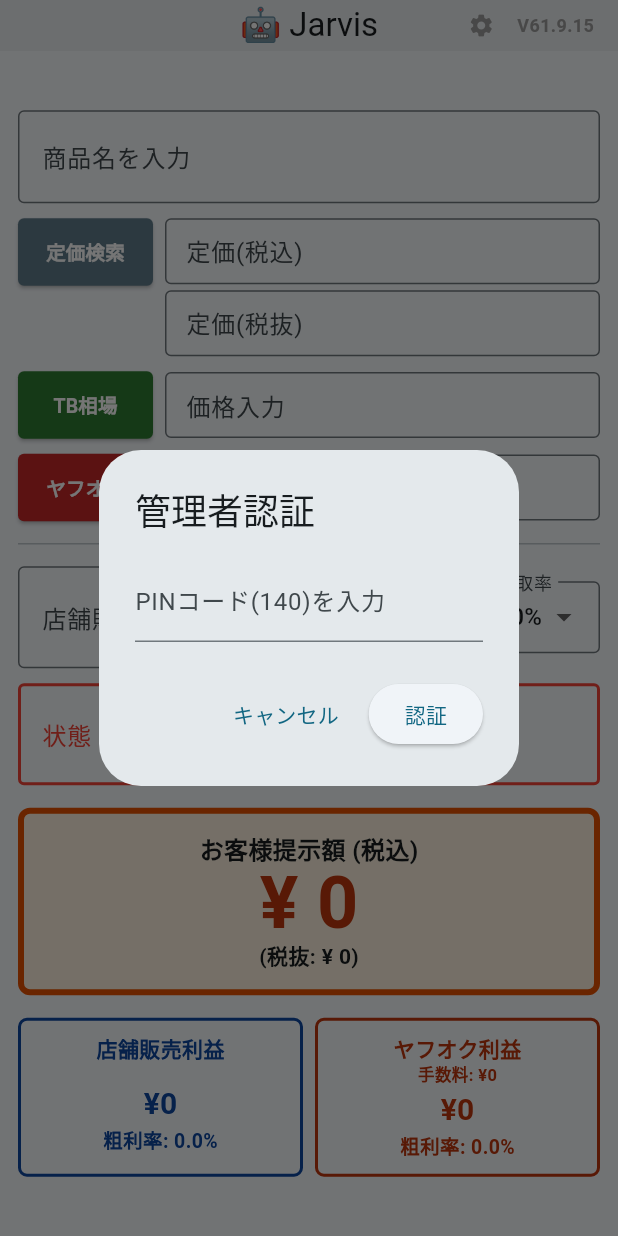
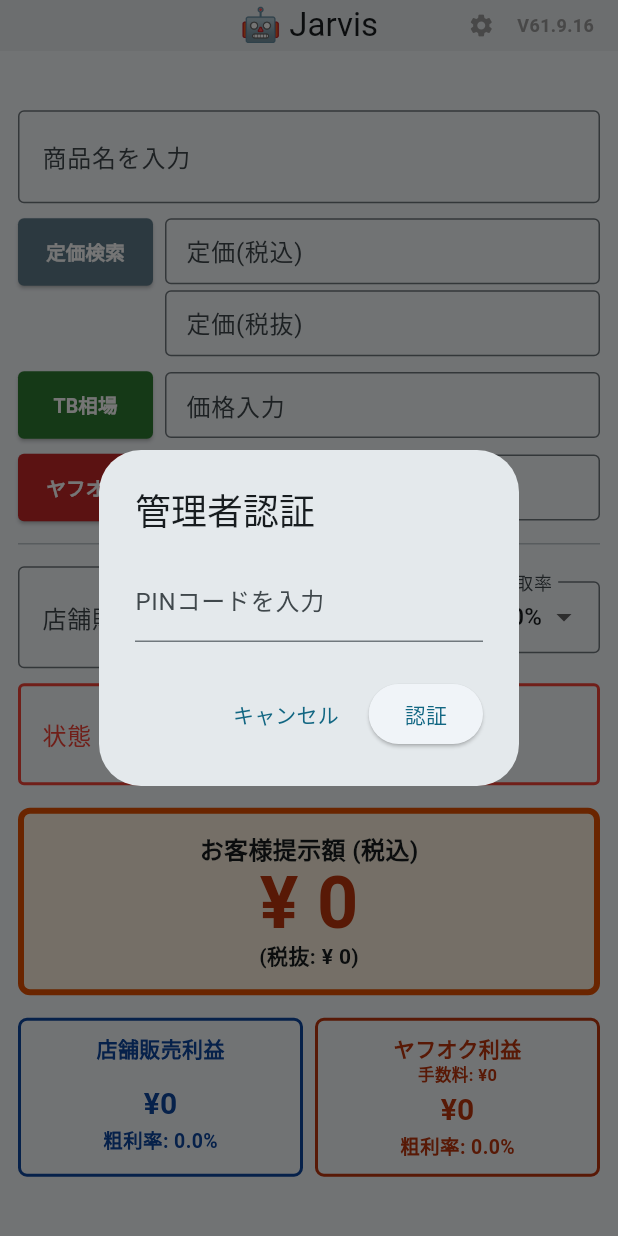
Before and after one commit to kkjarvis3166-debug/jarvis-app, a Flutter app: the screen it shows after launch, after a tap on the "settings" icon, on a phone screen of 412 x 824 dp. Run offline on Flutter 3.47's test engine with Material 3 defaults, Android fonts, the phone set to English and light mode, and no system bars; our stand-ins replace shared_preferences; missing offline and left inert: dart:html.

Commit message:
PINを修正

```diff
--- a/lib/main.dart
+++ b/lib/main.dart
@@ -10,7 +10,7 @@ import 'dart:convert';
 import 'dart:html' as html;
 
 // [1000億ドル・リスク管理]
-const String kAppVersion = 'V61.9.15';
+const String kAppVersion = 'V61.9.16';
 const String kAdminPin = '140';
 
 void main() {
@@ -212,7 +212,7 @@ class _ResearchPageState extends State<ResearchPage> {
         title: const Text('管理者認証'),
         content: TextField(
           controller: controller,
-          decoration: const InputDecoration(labelText: 'PINコード(140)を入力'),
+          decoration: const InputDecoration(labelText: 'PINコードを入力'),
           obscureText: true,
           keyboardType: TextInputType.number,
         ),
```
Also changed, not shown: 1 other file.
